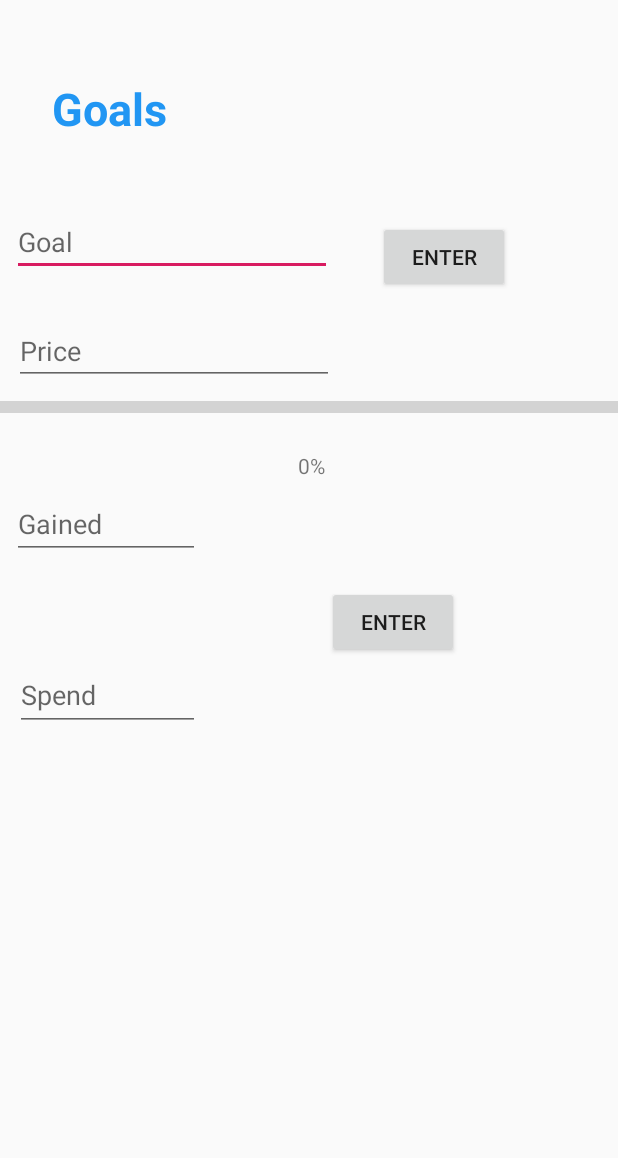
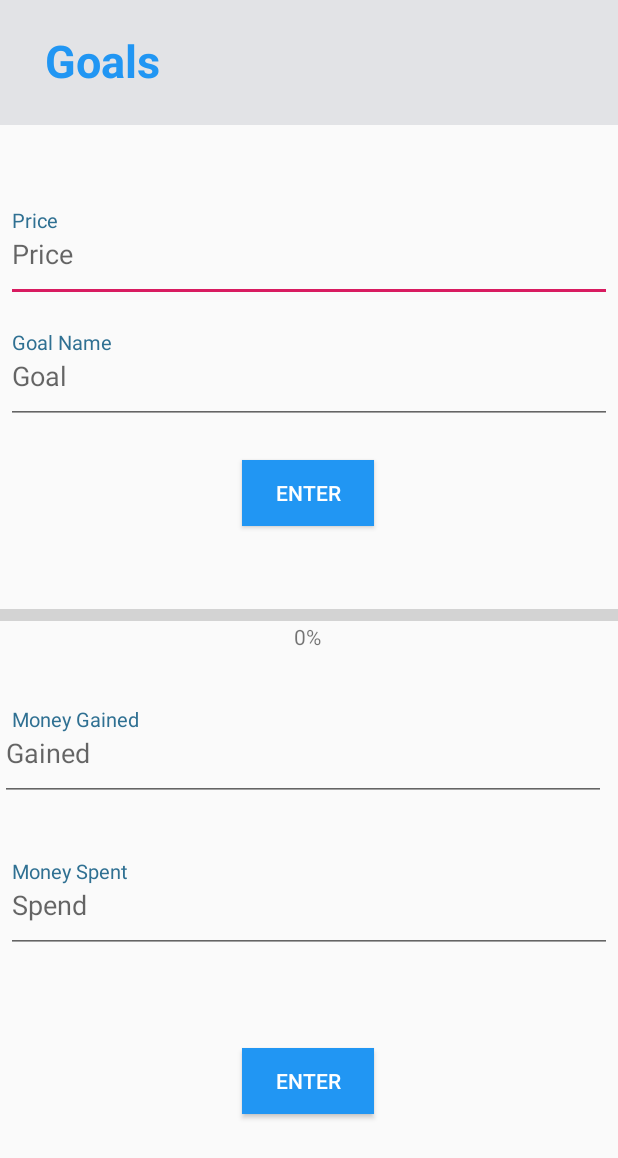
Before and after one commit to shafnasir/MyPlanBook, an Android app: the layout activity_goal_progress.xml on its own in the app's theme, with its tools: preview values and no code run, on a phone screen of 412 x 824 dp. Shown: the top 1158 px of the screen. Run offline under Robolectric (Android 15) with nearby library versions, the phone set to English and light mode, and no system bars.

Commit message:
[THEB-88] Standardizing layout of item goals page

```diff
--- a/myPlanBook/app/build.gradle
+++ b/myPlanBook/app/build.gradle
@@ -49,5 +49,6 @@ dependencies {
 //  New external jar libraries below
     implementation 'com.github.PhilJay:MPAndroidChart:v3.1.0' // Graph API added by Michael
     implementation 'com.github.sundeepk:compact-calendar-view:3.0.0' // Calendar API added by Shaf
-    implementation 'com.divyanshu.colorseekbar:colorseekbar:1.0.2' // Color Picker added by Shaf
+    implementation 'com.divyanshu.colorseekbar:colorseekbar:1.0.2'
+    implementation 'com.android.support:design:26.1.0'// Color Picker added by Shaf
 }
--- a/myPlanBook/app/src/main/java/utm/csc301/theBrogrammers/myPlanBook/FinancialHub/GoalProgress.java
+++ b/myPlanBook/app/src/main/java/utm/csc301/theBrogrammers/myPlanBook/FinancialHub/GoalProgress.java
@@ -54,7 +54,7 @@ public class GoalProgress extends AppCompatActivity {
     @Override
     protected void onCreate(Bundle savedInstanceState) {
         super.onCreate(savedInstanceState);
-        setContentView(R.layout.activity_goals);
+        setContentView(R.layout.activity_goal_progress);
         Toolbar toolbar = findViewById(R.id.toolbar);
         setSupportActionBar(toolbar);
 
--- a/myPlanBook/app/src/main/res/layout/activity_goal_progress.xml
+++ b/myPlanBook/app/src/main/res/layout/activity_goal_progress.xml
@@ -9,9 +9,11 @@
 
     <TextView
         android:id="@+id/title"
-        android:layout_width="342dp"
-        android:layout_height="47dp"
-        android:layout_marginTop="52dp"
+        android:layout_width="412dp"
+        android:layout_height="83dp"
+        android:background="#E2E3E6"
+        android:paddingLeft="30dp"
+        android:paddingTop="20dp"
         android:text="Goals"
         android:textColor="#2196F3"
         android:textSize="30sp"
@@ -19,8 +21,6 @@
         android:typeface="sans"
         app:layout_constraintBottom_toBottomOf="parent"
         app:layout_constraintEnd_toEndOf="parent"
-        app:layout_constraintHorizontal_bias="0.492"
-        app:layout_constraintStart_toStartOf="parent"
         app:layout_constraintTop_toTopOf="parent"
         app:layout_constraintVertical_bias="0.0" />
 
@@ -29,21 +29,107 @@
         style="@style/Widget.AppCompat.ProgressBar.Horizontal"
         android:layout_width="match_parent"
         android:layout_height="wrap_content"
-        android:layout_marginTop="188dp"
+        android:layout_marginBottom="52dp"
         android:max="100"
         android:min="0"
         android:scaleY="2"
+        app:layout_constraintBottom_toTopOf="@+id/gainedText"
+        app:layout_constraintEnd_toEndOf="parent"
+        app:layout_constraintHorizontal_bias="0.0"
+        app:layout_constraintStart_toStartOf="parent" />
+
+    <EditText
+        android:id="@+id/priceText"
+        android:layout_width="404dp"
+        android:layout_height="64dp"
+        android:layout_marginStart="4dp"
+        android:layout_marginLeft="4dp"
+        android:ems="10"
+        android:hint="Price"
+        android:inputType="textPersonName"
         app:layout_constraintBottom_toBottomOf="parent"
         app:layout_constraintEnd_toEndOf="parent"
         app:layout_constraintHorizontal_bias="0.0"
         app:layout_constraintStart_toStartOf="parent"
         app:layout_constraintTop_toTopOf="parent"
-        app:layout_constraintVertical_bias="0.122" />
+        app:layout_constraintVertical_bias="0.181" />
+
+    <Button
+        android:id="@+id/enterButton"
+        android:layout_width="88dp"
+        android:layout_height="44dp"
+        android:layout_gravity="center"
+        android:layout_marginTop="24dp"
+        android:background="#2196F3"
+        android:paddingLeft="20dp"
+        android:paddingRight="20dp"
+        android:text="Enter"
+        android:textColor="@color/colorWhite"
+        app:layout_constraintEnd_toEndOf="parent"
+        app:layout_constraintHorizontal_bias="0.498"
+        app:layout_constraintStart_toStartOf="parent"
+        app:layout_constraintTop_toBottomOf="@+id/goalText" />
+
+    <Button
+        android:id="@+id/changeButton"
+
+        android:layout_width="88dp"
+        android:layout_height="44dp"
+        android:layout_gravity="center"
+        android:background="#2196F3"
+        android:paddingLeft="20dp"
+        android:paddingRight="20dp"
+        android:text="Enter"
+        android:textColor="@color/colorWhite"
+        app:layout_constraintBottom_toBottomOf="parent"
+        app:layout_constraintEnd_toEndOf="parent"
+        app:layout_constraintHorizontal_bias="0.498"
+        app:layout_constraintStart_toStartOf="parent"
+        app:layout_constraintTop_toBottomOf="@+id/spendText"
+        app:layout_constraintVertical_bias="0.438" />
+
+    <EditText
+        android:id="@+id/gainedText"
+        android:layout_width="404dp"
+        android:layout_height="64dp"
+        android:layout_marginTop="268dp"
+        android:ems="10"
+        android:hint="Gained"
+        android:inputType="textPersonName"
+        app:layout_constraintBottom_toBottomOf="parent"
+        app:layout_constraintStart_toStartOf="parent"
+        app:layout_constraintTop_toTopOf="parent"
+        app:layout_constraintVertical_bias="0.411" />
+
+    <EditText
+        android:id="@+id/spendText"
+        android:layout_width="404dp"
+        android:layout_height="64dp"
+        android:layout_marginStart="4dp"
+        android:layout_marginLeft="4dp"
+        android:ems="10"
+        android:hint="Spend"
+        android:inputType="textPersonName"
+        app:layout_constraintBottom_toBottomOf="parent"
+        app:layout_constraintStart_toStartOf="parent"
+        app:layout_constraintTop_toBottomOf="@+id/gainedText"
+        app:layout_constraintVertical_bias="0.164" />
+
+    <TextView
+        android:id="@+id/progressText"
+        android:layout_width="wrap_content"
+        android:layout_height="wrap_content"
+        android:layout_marginBottom="36dp"
+        android:text="0%"
+        app:layout_constraintBottom_toTopOf="@+id/gainedText"
+        app:layout_constraintEnd_toEndOf="parent"
+        app:layout_constraintHorizontal_bias="0.498"
+        app:layout_constraintStart_toStartOf="parent" />
 
     <EditText
         android:id="@+id/goalText"
-        android:layout_width="wrap_content"
-        android:layout_height="wrap_content"
+        android:layout_width="404dp"
+        android:layout_height="64dp"
         android:layout_marginStart="4dp"
         android:layout_marginLeft="4dp"
         android:ems="10"
@@ -51,96 +137,66 @@
         android:inputType="textPersonName"
         app:layout_constraintBottom_toBottomOf="parent"
         app:layout_constraintEnd_toEndOf="parent"
-        app:layout_constraintHorizontal_bias="0.02"
+        app:layout_constraintHorizontal_bias="0.0"
         app:layout_constraintStart_toStartOf="parent"
-        app:layout_constraintTop_toTopOf="parent"
-        app:layout_constraintVertical_bias="0.178" />
+        app:layout_constraintTop_toBottomOf="@+id/priceText"
+        app:layout_constraintVertical_bias="0.031" />
 
-    <EditText
-        android:id="@+id/priceText"
+    <TextView
+        android:id="@+id/floatPriceText"
         android:layout_width="wrap_content"
         android:layout_height="wrap_content"
-        android:layout_marginStart="4dp"
-        android:layout_marginLeft="4dp"
-        android:ems="10"
-        android:hint="Price"
-        android:inputType="textPersonName"
-        app:layout_constraintBottom_toBottomOf="parent"
-        app:layout_constraintEnd_toEndOf="parent"
-        app:layout_constraintHorizontal_bias="0.028"
+        android:layout_marginStart="8dp"
+        android:layout_marginLeft="8dp"
+        android:text="Price"
+        android:textColor="@color/lightBlue"
+        android:textSize="13sp"
+        app:layout_constraintBottom_toBottomOf="@+id/priceText"
         app:layout_constraintStart_toStartOf="parent"
-        app:layout_constraintTop_toTopOf="parent"
-        app:layout_constraintVertical_bias="0.271" />
+        app:layout_constraintTop_toTopOf="@+id/priceText"
+        app:layout_constraintVertical_bias="0.0" />
 
-    <Button
-        android:id="@+id/enterButton"
+    <TextView
+        android:id="@+id/floatGoalText"
         android:layout_width="wrap_content"
         android:layout_height="wrap_content"
-        android:layout_marginTop="120dp"
-        android:layout_marginEnd="72dp"
-        android:layout_marginRight="72dp"
-        android:text="Enter"
-        app:layout_constraintBottom_toBottomOf="parent"
-        app:layout_constraintEnd_toEndOf="parent"
-        app:layout_constraintHorizontal_bias="1.0"
+        android:layout_marginStart="8dp"
+        android:layout_marginLeft="8dp"
+        android:text="Goal Name"
+        android:textColor="@color/lightBlue"
+        android:textSize="13sp"
+        app:layout_constraintBottom_toBottomOf="@+id/goalText"
         app:layout_constraintStart_toStartOf="parent"
-        app:layout_constraintTop_toTopOf="parent"
-        app:layout_constraintVertical_bias="0.042" />
+        app:layout_constraintTop_toTopOf="@+id/goalText"
+        app:layout_constraintVertical_bias="0.0" />
 
-    <Button
-        android:id="@+id/changeButton"
+    <TextView
+        android:id="@+id/floatGainedText"
         android:layout_width="wrap_content"
         android:layout_height="wrap_content"
-        android:layout_marginTop="120dp"
-        android:layout_marginEnd="72dp"
-        android:layout_marginRight="72dp"
-        android:text="Enter"
-        app:layout_constraintBottom_toBottomOf="parent"
-        app:layout_constraintEnd_toEndOf="parent"
-        app:layout_constraintHorizontal_bias="0.864"
+        android:layout_marginStart="8dp"
+        android:layout_marginLeft="8dp"
+        android:text="Money Gained"
+        android:textColor="@color/lightBlue"
+        android:textSize="13sp"
+        app:layout_constraintBottom_toBottomOf="@+id/gainedText"
         app:layout_constraintStart_toStartOf="parent"
-        app:layout_constraintTop_toTopOf="parent"
-        app:layout_constraintVertical_bias="0.413" />
-
-    <EditText
-        android:id="@+id/gainedText"
-        android:layout_width="125dp"
-        android:layout_height="46dp"
-        android:layout_marginTop="268dp"
-        android:ems="10"
-        android:hint="Gained"
-        android:inputType="textPersonName"
-        app:layout_constraintBottom_toBottomOf="parent"
-        app:layout_constraintEnd_toEndOf="parent"
-        app:layout_constraintHorizontal_bias="0.027"
-        app:layout_constraintStart_toStartOf="parent"
-        app:layout_constraintTop_toTopOf="parent"
-        app:layout_constraintVertical_bias="0.115" />
-
-    <EditText
-        android:id="@+id/spendText"
-        android:layout_width="123dp"
-        android:layout_height="48dp"
-        android:ems="10"
-        android:hint="Spend"
-        android:inputType="textPersonName"
-        app:layout_constraintBottom_toBottomOf="parent"
-        app:layout_constraintEnd_toEndOf="parent"
-        app:layout_constraintHorizontal_bias="0.034"
-        app:layout_constraintStart_toStartOf="parent"
-        app:layout_constraintTop_toTopOf="parent"
-        app:layout_constraintVertical_bias="0.566" />
+        app:layout_constraintTop_toTopOf="@+id/gainedText"
+        app:layout_constraintVertical_bias="0.0" />
 
     <TextView
-        android:id="@+id/progressText"
+        android:id="@+id/floatSpendText"
         android:layout_width="wrap_content"
         android:layout_height="wrap_content"
-        android:text="0%"
-        app:layout_constraintBottom_toBottomOf="parent"
-        app:layout_constraintEnd_toEndOf="parent"
-        app:layout_constraintHorizontal_bias="0.504"
+        android:layout_marginStart="8dp"
+        android:layout_marginLeft="8dp"
+        android:text="Money Spent"
+        android:textColor="@color/lightBlue"
+        android:textSize="13sp"
+        app:layout_constraintBottom_toBottomOf="@+id/spendText"
         app:layout_constraintStart_toStartOf="parent"
-        app:layout_constraintTop_toBottomOf="@+id/progressBar"
-        app:layout_constraintVertical_bias="0.041" />
+        app:layout_constraintTop_toTopOf="@+id/spendText"
+        app:layout_constraintVertical_bias="0.0" />
+
 
 </androidx.constraintlayout.widget.ConstraintLayout>
```
